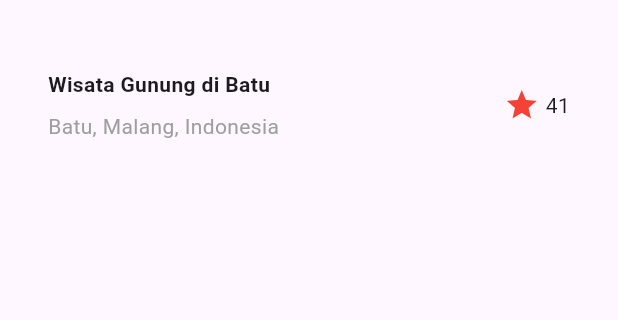
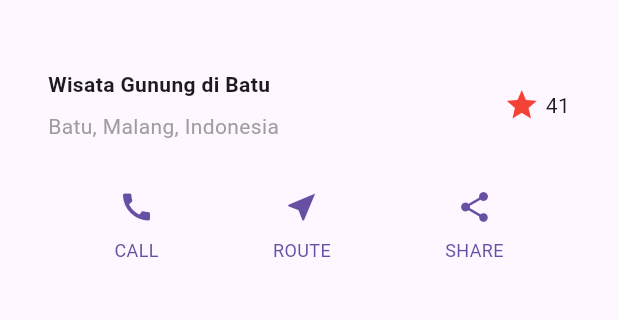
Before and after one commit to aqwenaaa/FlutterLayout, a Flutter app: the screen it shows after launch, on a phone screen of 412 x 824 dp, the part 63-383 px from its top. Run offline on Flutter 3.47's test engine with Material 3 defaults, Android fonts, the light colour scheme and no system bars.

Commit message:
Praktikum 2 : Implementasi Button Row

```diff
--- a/lib/main.dart
+++ b/lib/main.dart
@@ -7,7 +7,7 @@
 
   @override
   Widget build(BuildContext context) {
-    // SOAL 1: Column dibungkus Expanded + crossAxisAlignment.start
+    // === Title Section (sudah beres Soal 1–3) ===
     final Widget titleSection = Container(
       padding: const EdgeInsets.all(32),
       child: Row(
@@ -16,8 +16,6 @@
             child: Column(
               crossAxisAlignment: CrossAxisAlignment.start,
               children: const [
-                // SOAL 2: Tambahkan Container padding bottom=8 dan warna abu-abi
-                // Baris judul pertama diberi padding bawah 8
                 Padding(
                   padding: EdgeInsets.only(bottom: 8),
                   child: Text(
@@ -25,7 +23,6 @@
                     style: TextStyle(fontWeight: FontWeight.bold),
                   ),
                 ),
-                // Baris kedua berwarna abu-abu
                 Text(
                   'Batu, Malang, Indonesia',
                   style: TextStyle(color: Colors.grey),
@@ -33,11 +30,21 @@
               ],
             ),
           ),
-        // Tambahan Soal 3
-        Icon(Icons.star, color: Colors.red),
-        SizedBox(width: 4),
-        Text('41'),        ],
+          Icon(Icons.star, color: Colors.red),
+          SizedBox(width: 4),
+          Text('41'),
+        ],
       ),
+    );
+    Color color = Theme.of(context).primaryColor;
+
+    Widget buttonSection = Row(
+      mainAxisAlignment: MainAxisAlignment.spaceEvenly,
+      children: [
+        _buildButtonColumn(color, Icons.call, 'CALL'),
+        _buildButtonColumn(color, Icons.near_me, 'ROUTE'),
+        _buildButtonColumn(color, Icons.share, 'SHARE'),
+      ],
     );
 
     return MaterialApp(
@@ -47,9 +54,28 @@
         body: Column(
           children: [
             titleSection,
+            buttonSection, // Menambahkan buttonSection di bawah titleSection
           ],
         ),
       ),
     );
   }
+
+  // Helper untuk membuat satu kolom tombol (ikon + label)
+  Column _buildButtonColumn(Color color, IconData icon, String label) {
+    return Column(
+      mainAxisSize: MainAxisSize.min,
+      mainAxisAlignment: MainAxisAlignment.center,
+      children: [
+        Icon(icon, color: color),
+        Container(
+          margin: const EdgeInsets.only(top: 8),
+          child: Text(
+            label,
+            style: TextStyle(fontSize: 12, fontWeight: FontWeight.w400, color: color),
+          ),
+        ),
+      ],
+    );
+  }
 }
```
